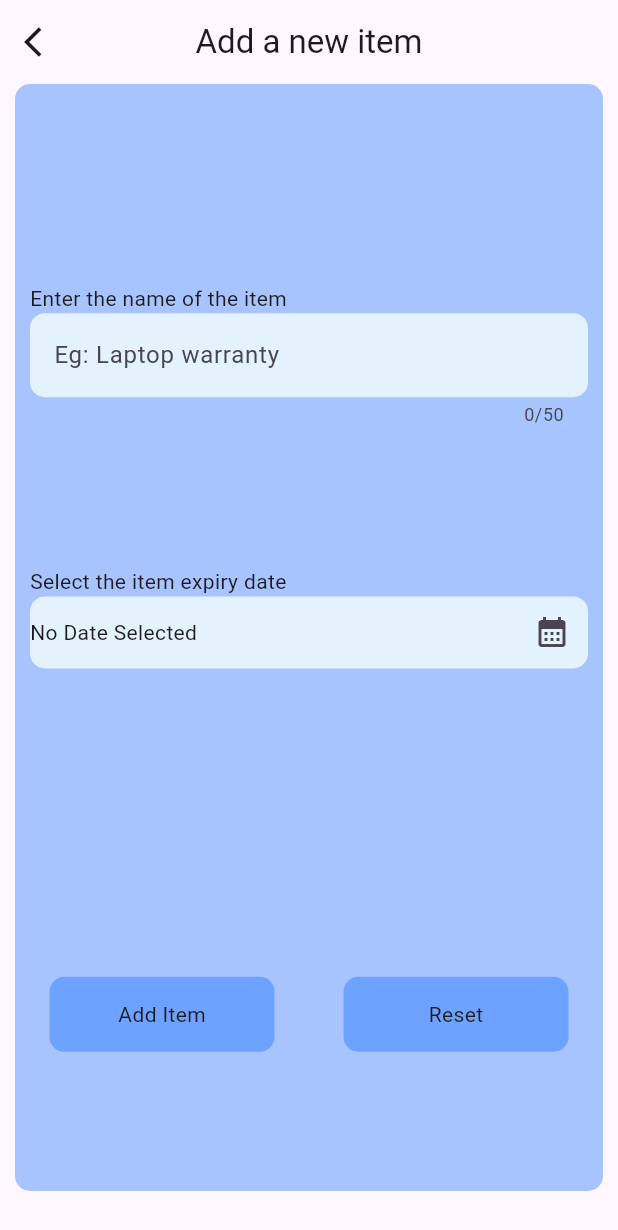
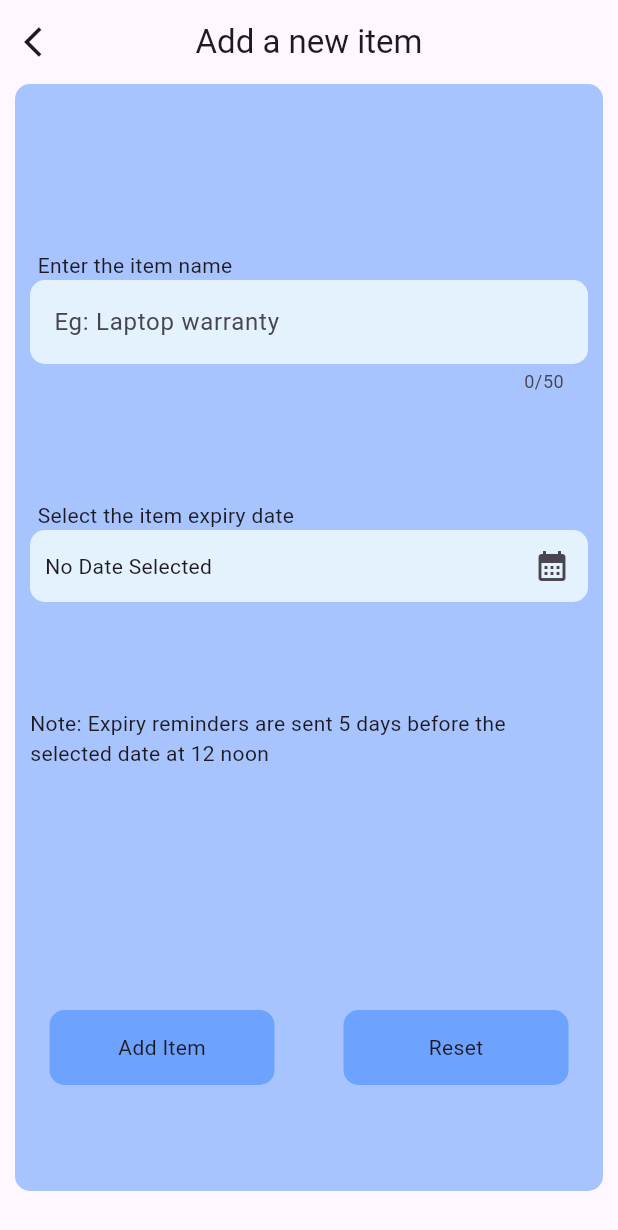
Before and after one commit to AshwinSaji10/ExpiryWatch, a Flutter app: the screen it shows once a user with an empty profile is signed in, after a tap on an icon or button, on a phone screen of 412 x 824 dp. Shown: the top 1230 px of the screen. Run offline on Flutter 3.47's test engine with Material 3 defaults, Android fonts, the light colour scheme and no system bars; our stand-ins replace cloud_firestore, firebase_auth, firebase_core, flutter_local_notifications, flutter_timezone, fluttertoast and 2 more; accounts and stored records are empty; network calls fail.

Commit message:
added scheduled notifications for items

```diff
--- a/lib/components/add_items.dart
+++ b/lib/components/add_items.dart
@@ -7,6 +7,8 @@ import 'package:flutter/material.dart';
 import "package:firebase_auth/firebase_auth.dart";
 import 'package:flutter/widgets.dart';
 import 'package:intl/intl.dart';
+import 'package:fluttertoast/fluttertoast.dart';
+import 'package:expiry_date_tracker/providers/notification_provider.dart';
 
 final formatter = DateFormat("dd-MM-yyyy");
 
@@ -53,12 +55,42 @@ class _AddItemsState extends State<AddItems> {
     final User? user = auth.currentUser;
     final uid = user?.uid;
 
+    if (_itemNameController.text.isNotEmpty && _selectedEndDate != null) {
       await firestore.collection(uid!).doc(_itemNameController.text).set(
         {
           "itemname": _itemNameController.text,
           "expirydate": _selectedEndDate,
         },
       );
+      final NotificationProvider notificationProvider = NotificationProvider();
+      notificationProvider.scheduleNotification(
+        'Expiry Reminder',
+        '${_itemNameController.text} is expiring soon!',
+        _selectedEndDate!,
+      );
+      // notificationProvider.checkPendingNotificationRequests();
+      Fluttertoast.showToast(
+          msg: "Item added",
+          toastLength: Toast.LENGTH_SHORT,
+          gravity: ToastGravity.BOTTOM,
+          timeInSecForIosWeb: 1,
+          backgroundColor: Color.fromARGB(255, 48, 231, 7),
+          textColor: Colors.white,
+          fontSize: 16.0);
+    } else {
+      //   ScaffoldMessenger.of(context).showSnackBar(
+      //   const SnackBar(content: Text("Please fill all fields")),
+      // );
+      Fluttertoast.showToast(
+          msg: "Empty fields!",
+          toastLength: Toast.LENGTH_SHORT,
+          gravity: ToastGravity.BOTTOM,
+          timeInSecForIosWeb: 1,
+          backgroundColor: Colors.red,
+          textColor: Colors.white,
+          fontSize: 16.0);
+    }
+    // Navigator.pop(context);
   }
 
   @override
@@ -86,11 +118,13 @@ class _AddItemsState extends State<AddItems> {
             children: [
               Column(
                 children: [
-
-                  const Row(
+                  Row(
                     mainAxisAlignment: MainAxisAlignment.start,
                     children: [
-                      Text("Enter the name of the item"),
+                      Container(
+                        margin: const EdgeInsets.only(left:5),
+                        child:
+                      const Text("Enter the item name")),
                     ],
                   ),
                   TextField(
@@ -100,7 +134,7 @@ class _AddItemsState extends State<AddItems> {
                       hintText: "Eg: Laptop warranty",
                       border: OutlineInputBorder(
                         borderRadius: BorderRadius.circular(10),
-                          borderSide:BorderSide.none,
+                        borderSide: BorderSide.none,
                       ),
                       filled: true,
                       fillColor: Colors.blue[50],
@@ -111,10 +145,13 @@ class _AddItemsState extends State<AddItems> {
               Column(
                 mainAxisAlignment: MainAxisAlignment.center,
                 children: [
-                  const Row(
+                   Row(
                     mainAxisAlignment: MainAxisAlignment.start,
                     children: [
-                      Text("Select the item expiry date"),
+                      Container(
+                        margin: const EdgeInsets.only(left:5),
+                        child:
+                      const Text("Select the item expiry date")),
                     ],
                   ),
                   // Row(
@@ -136,9 +173,12 @@ class _AddItemsState extends State<AddItems> {
                     child: Row(
                       mainAxisAlignment: MainAxisAlignment.spaceBetween,
                       children: [
+                        Container(
+                          margin: const EdgeInsets.only(left:10),
+                          child:
                           Text(_selectedEndDate == null
                             ? "No Date Selected"
-                            : formatter.format(_selectedEndDate!)),
+                            : formatter.format(_selectedEndDate!))),
                         IconButton(
                             onPressed: () => datePicker("end"),
                             icon: const Icon(Icons.calendar_month))
@@ -147,6 +187,9 @@ class _AddItemsState extends State<AddItems> {
                   )
                 ],
               ),
+              Center(
+                child:
+                const Text("Note: Expiry reminders are sent 5 days before the selected date at 12 noon")),
               const SizedBox(height: 20),
               Row(
                 mainAxisAlignment: MainAxisAlignment.spaceEvenly,
@@ -167,8 +210,8 @@ class _AddItemsState extends State<AddItems> {
                   GestureDetector(
                     onTap: () {
                       setState(() {
-                        _selectedEndDate=null;
-                      _itemNameController.text="";
+                        _selectedEndDate = null;
+                        _itemNameController.text = "";
                       });
                     },
                     child: Container(
--- a/lib/main.dart
+++ b/lib/main.dart
@@ -28,23 +28,55 @@
 //   }
 // }
 
+// import 'package:awesome_notifications/awesome_notifications.dart';
 import 'package:expiry_date_tracker/components/home_page.dart';
 import 'package:expiry_date_tracker/components/login_page.dart';
 import 'package:firebase_auth/firebase_auth.dart';
 import 'package:flutter/material.dart';
 import 'package:firebase_core/firebase_core.dart';
 import 'firebase_options.dart';
+import 'package:permission_handler/permission_handler.dart';
+// import 'package:timezone/data/latest.dart' as tz;
+// import 'package:timezone/timezone.dart' as tz;
+import 'package:expiry_date_tracker/providers/notification_provider.dart';
 
 void main() async {
   WidgetsFlutterBinding.ensureInitialized();
+
+  final notificationProvider = NotificationProvider();
+  await notificationProvider.initialize();
+
   await Firebase.initializeApp(
     options: DefaultFirebaseOptions.currentPlatform,
   );
+  // tz.initializeTimeZones();
+  await Permission.notification.isDenied.then(
+    (value) {
+      if (value) {
+        Permission.notification.request();
+      }
+    },
+  );
+  // AwesomeNotifications().initialize(null, [
+  //   NotificationChannel(
+  //       channelKey: 'basic_channel',
+  //       channelName: 'Basic notifications',
+  //       channelDescription: "Product expiry notifications")
+  // ]);
+  NotificationProvider().initialize();
   runApp(const MainApp());
 }
 
 class MainApp extends StatelessWidget {
   const MainApp({super.key});
+
+  // void initState(){
+  //   AwesomeNotifications().isNotificationAllowed().then((isAllowed){
+  //     if(!isAllowed){
+  //       AwesomeNotifications().requestPermissionToSendNotifications();
+  //     }
+  //   });
+  // }
 
   @override
   Widget build(BuildContext context) {
--- /dev/null
+++ b/lib/providers/notification_provider.dart
@@ -0,0 +1,151 @@
+import 'package:flutter_local_notifications/flutter_local_notifications.dart';
+import 'package:fluttertoast/fluttertoast.dart';
+import 'package:timezone/timezone.dart' as tz;
+import 'package:timezone/data/latest.dart' as tz;
+import 'package:flutter_timezone/flutter_timezone.dart';
+// import 'package:rxdart/rxdart.dart';
+
+class NotificationProvider {
+  NotificationProvider() {
+    tz.initializeTimeZones();
+    // tz.setLocalLocation(tz.getLocation('Asia/Kolkata'));
+  }
+  static final FlutterLocalNotificationsPlugin
+      _flutterLocalNotificationsPlugin = FlutterLocalNotificationsPlugin();
+
+  Future<void> initialize() async {
+    AndroidInitializationSettings initializationSettingsAndroid =
+        const AndroidInitializationSettings('@mipmap/ic_launcher');
+
+    var initializationSettingsIOS = DarwinInitializationSettings(
+        requestAlertPermission: true,
+        requestBadgePermission: true,
+        requestSoundPermission: true,
+        onDidReceiveLocalNotification:
+            (int id, String? title, String? body, String? payload) async {});
+    var initializationSettings = InitializationSettings(
+        android: initializationSettingsAndroid, iOS: initializationSettingsIOS);
+    await _flutterLocalNotificationsPlugin.initialize(initializationSettings,
+        onDidReceiveNotificationResponse:
+            (NotificationResponse notificationResponse) async {});
+
+    // _flutterLocalNotificationsPlugin.resolvePlatformSpecificImplementation<
+    //         AndroidFlutterLocalNotificationsPlugin>()!
+    //     .requestNotificationsPermission();
+  }
+
+  notificationDetails() {
+    return const NotificationDetails(
+        android: AndroidNotificationDetails('1', 'Product Expiry Reminder'),
+        iOS: DarwinNotificationDetails());
+  }
+
+
+  // NotificationDetails notificationDetails() {
+  //   const AndroidNotificationDetails androidPlatformChannelSpecifics = AndroidNotificationDetails(
+  //     '1', // channelId
+  //     'Product Expiry Reminder', // channelName
+  //     channelDescription: 'Reminder notifications for product expiry',
+  //     importance: Importance.max,
+  //     priority: Priority.high,
+  //   );
+  //   const DarwinNotificationDetails iOSPlatformChannelSpecifics = DarwinNotificationDetails();
+  //   return const NotificationDetails(android: androidPlatformChannelSpecifics, iOS: iOSPlatformChannelSpecifics);
+  // }
+
+  // notificationDetails() {
+  //   const AndroidNotificationDetails androidPlatformChannelSpecifics = AndroidNotificationDetails(
+  //     '1', // channelId
+  //     'Product Expiry Reminder', // channelName
+  //     channelDescription: 'Reminder notifications for product expiry',
+  //     importance: Importance.max,
+  //     priority: Priority.high,
+  //   );
+
+  Future<void> scheduleNotification(
+      String title, String body, DateTime scheduledDate) async {
+    // final timeZoneName = await FlutterTimezone.getLocalTimezone();
+    tz.setLocalLocation(tz.getLocation("Asia/Kolkata"));
+
+    await _flutterLocalNotificationsPlugin.zonedSchedule(//zoned schedule method to schedule a notification
+      0,
+      title,
+      body,
+      _nextInstance(scheduledDate),
+      await notificationDetails(),
+      // androidAllowWhileIdle: true,
+      androidScheduleMode: AndroidScheduleMode.exactAllowWhileIdle,
+      uiLocalNotificationDateInterpretation:
+          UILocalNotificationDateInterpretation.wallClockTime,
+      matchDateTimeComponents: DateTimeComponents.time,
+    );
+
+    // final tz.TZDateTime scheduledDate =
+    //     tz.TZDateTime.now(tz.local).add(const Duration(seconds: 5));
+    // // print(scheduledDate);
+    // await flutterLocalNotificationsPlugin.zonedSchedule(
+    //     0, title, body, scheduledDate, await notificationDetails(),
+    //     androidScheduleMode: AndroidScheduleMode.exactAllowWhileIdle,
+    //     uiLocalNotificationDateInterpretation:
+    //         UILocalNotificationDateInterpretation.wallClockTime);
+
+    // final tz.TZDateTime scheduledDate =
+    //     tz.TZDateTime.now(tz.local).add(const Duration(seconds: 5));
+    // print(scheduledDate);
+
+    /*>>>>>>>>>>>>>>show notification after 5 seconds<<<<<<<<<<<<<*/
+    // await _flutterLocalNotificationsPlugin.zonedSchedule(
+    //     0,
+    //     title,
+    //     body,
+    //     tz.TZDateTime.now(tz.local).add(const Duration(seconds: 5)),
+    //     await notificationDetails(),
+    //     androidScheduleMode: AndroidScheduleMode.exactAllowWhileIdle,
+    //     uiLocalNotificationDateInterpretation: UILocalNotificationDateInterpretation.wallClockTime);
+
+        // print("scheduled time=${tz.TZDateTime.now(tz.local).add(const Duration(seconds: 5))}");
+
+
+    /*>>>>>>>>>>>>>Code to immediately show notification<<<<<<<<<<<<*/
+    // await _flutterLocalNotificationsPlugin.show(
+    //   0,
+    //   title,
+    //   body,
+    //   await notificationDetails(),
+    // );
+  }
+
+  // Future<void> checkPendingNotificationRequests() async {
+  //   final List<PendingNotificationRequest> pendingNotificationRequests =
+  //       await _flutterLocalNotificationsPlugin.pendingNotificationRequests();
+  //   print('${pendingNotificationRequests.length} pending notification ');
+
+  //   for (PendingNotificationRequest pendingNotificationRequest
+  //       in pendingNotificationRequests) {
+  //     print(pendingNotificationRequest.id.toString() +
+  //         " " +
+  //         (pendingNotificationRequest.payload ?? ""));
+  //   }
+  //   print('NOW ' + tz.TZDateTime.now(tz.local).toString());
+  // }
+
+  tz.TZDateTime _nextInstance(DateTime scheduledDate) {
+    final tz.TZDateTime now = tz.TZDateTime.now(tz.local);
+    tz.TZDateTime scheduledNotificationDate =
+        tz.TZDateTime.from(scheduledDate, tz.local).subtract(const Duration(days: 5));
+        tz.TZDateTime.from(scheduledNotificationDate, tz.local);
+    scheduledNotificationDate = tz.TZDateTime(
+        tz.local,
+        scheduledNotificationDate.year,
+        scheduledNotificationDate.month,
+        scheduledNotificationDate.day,
+        12,
+        00);
+
+    if (scheduledNotificationDate.isBefore(now)) {
+      scheduledNotificationDate =
+          scheduledNotificationDate.add(const Duration(days: 1));
+    }
+    return scheduledNotificationDate;
+  }
+}
```
Also changed, not shown: lib/components/home_page.dart (+14 -2 lines), pubspec.yaml (+7 -0 lines), pubspec.lock, 4 other files. Lines whose indentation alone changed are shown as unchanged.
